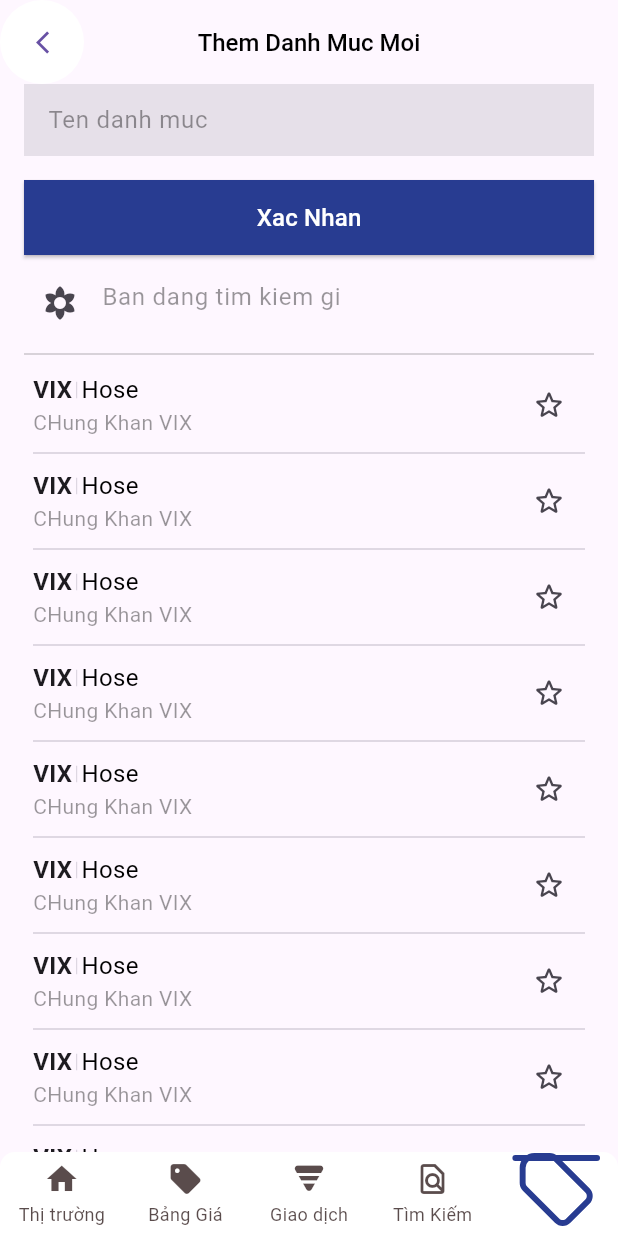
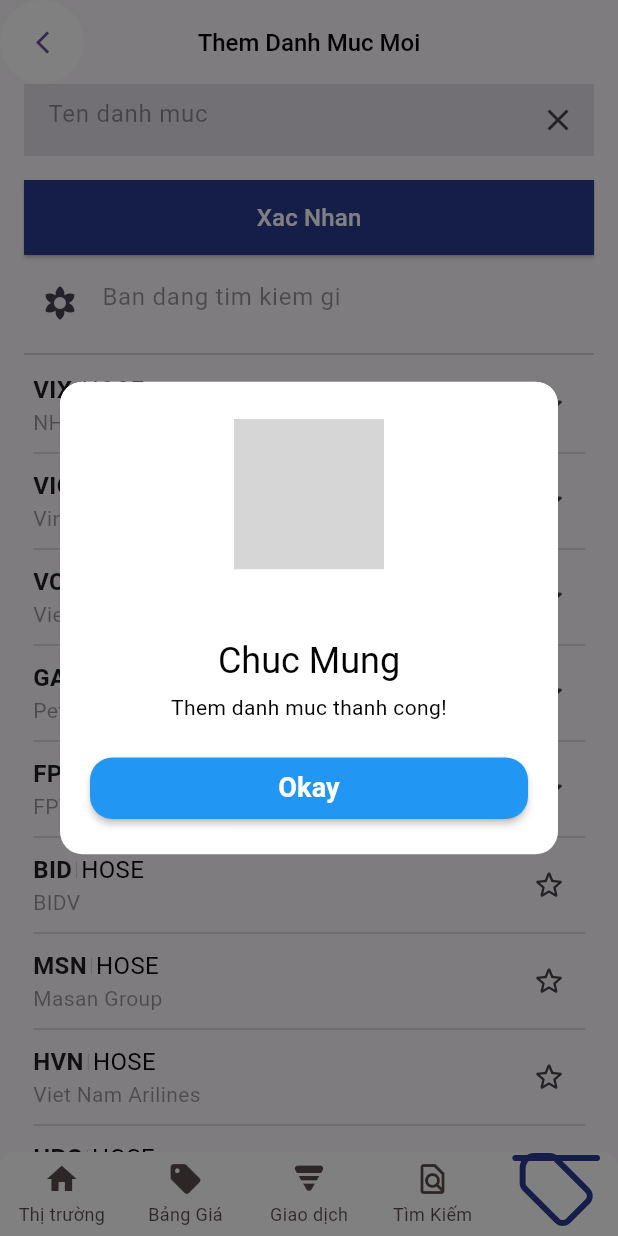
Before and after one commit to ShinKanShen/Flutter_Mobile, a Flutter app: the screen it shows after launch, item 5 of the bottom bar chosen, after a tap on "Xac Nhan", on a phone screen of 412 x 824 dp. Run offline on Flutter 3.47's test engine with Material 3 defaults, Android fonts, the phone set to English and light mode, and no system bars; drawn by our look-alikes of persistent_bottom_nav_bar; our stand-ins replace flutter_svg, quickalert; grey boxes are pictures that could not be loaded.

Commit message:
update tinh nang them

```diff
--- a/lib/data/danhmuc_data.dart
+++ b/lib/data/danhmuc_data.dart
@@ -1,4 +1,4 @@
-final danhmucs =[
+var danhmucs =[
   {
     'id': '0',
     'name': 'Xem Nhanh 1'
--- a/lib/themdanhmuc/themdanhmuclist.dart
+++ b/lib/themdanhmuc/themdanhmuclist.dart
@@ -1,7 +1,15 @@
 import 'package:flutter/material.dart';
 
 class ThemDanhMucList extends StatelessWidget {
-  const ThemDanhMucList({super.key});
+  final String tencp;
+  final String tenCongty;
+  final String tenSan;
+
+  const ThemDanhMucList({
+    required this.tenCongty,
+    required this.tencp,
+    required this.tenSan,
+    super.key});
 
   @override
   Widget build(BuildContext context) {
@@ -13,30 +21,33 @@ class ThemDanhMucList extends StatelessWidget {
             mainAxisAlignment: MainAxisAlignment.spaceBetween,
 
             children: [
-              const Column(
+               Column(
                 crossAxisAlignment: CrossAxisAlignment.start,
                 children:[
                   IntrinsicHeight(
                     child: Row(children: [
-                       Text("VIX", style: TextStyle(
+                       Text(tencp.toString().toUpperCase(),
+                       style: const TextStyle(
                         fontSize: 16, fontWeight: FontWeight.bold
                       ),
 
                       ),
-                      VerticalDivider(
+                      const VerticalDivider(
                         width: 6,
                         thickness: 0.5,
                         indent: 6,
                         endIndent: 6,
                       ),
-                      Text("Hose", style: TextStyle(
+                      Text(tenSan.toUpperCase(),
+                       style: const TextStyle(
                         fontSize: 16, fontWeight: FontWeight.w400,
                         color: Colors.black,
                       ),)
                     ],),
                   ),
 
-                  Text("CHung Khan VIX", style: TextStyle(
+                  Text(tenCongty,
+                  style: const  TextStyle(
                     color: Color.fromRGBO(0, 0, 0, 0.4),
                   ),)
 
--- a/lib/themdanhmuc/themdanhmucscreen.dart
+++ b/lib/themdanhmuc/themdanhmucscreen.dart
@@ -1,6 +1,11 @@
+
+
 import 'package:app_chungkhoan_thuctap/chungkhoanscreen.dart';
+import 'package:app_chungkhoan_thuctap/data/cophieu.dart';
+import 'package:app_chungkhoan_thuctap/data/danhmuc_data.dart';
 import 'package:app_chungkhoan_thuctap/themdanhmuc/themdanhmuclist.dart';
 import 'package:flutter/material.dart';
+import 'package:quickalert/quickalert.dart';
 
 class  ThemDanhMuc extends StatefulWidget {
   const ThemDanhMuc ({super.key});
@@ -10,6 +15,20 @@ class  ThemDanhMuc extends StatefulWidget {
 
 }
 class _ThemDanhMuc extends State<ThemDanhMuc>{
+  final TextEditingController _textEditingController = TextEditingController();
+
+
+// show alert
+  void showAlert(QuickAlertType type, String title, String text){
+    QuickAlert.show(
+      context: context,
+      type: type,
+      title: title,
+      text: text
+      );
+
+  }
+
   @override
     Widget build(BuildContext context) {
     return
@@ -42,7 +61,12 @@ class _ThemDanhMuc extends State<ThemDanhMuc>{
           child: Column(
             children:  [
                TextField(
+                controller: _textEditingController,
                 decoration: InputDecoration(
+                  suffixIcon: IconButton(onPressed: (){
+                    _textEditingController.clear();
+                  }
+                  , icon: const  Icon(Icons.clear)),
                   filled: true,
                   enabledBorder: InputBorder.none,
                   hintText: "Ten danh muc",
@@ -63,7 +87,29 @@ class _ThemDanhMuc extends State<ThemDanhMuc>{
                 height: 16,
               ),
               ElevatedButton(
-                onPressed: (){},
+                onPressed: (){
+
+                  if((danhmucs.where((element) => element['name']==_textEditingController.text)).isNotEmpty){
+                      showAlert(QuickAlertType.error,'Thong bao', 'Ten danh muc da ton tai');
+                  }else{
+                      setState(() {
+                      danhmucs.add(
+                        {
+                          'id':danhmucs.length.toString(),
+                          'name': _textEditingController.text.toString()
+                        }
+                      );
+                       _textEditingController.clear();
+
+                    });
+
+                    showAlert(QuickAlertType.success, "Chuc Mung ", "Them danh muc thanh cong!");
+
+                  }
+
+
+
+                },
                 style: ElevatedButton.styleFrom(
 
                   minimumSize:const  Size.fromHeight(50),
@@ -99,12 +145,16 @@ class _ThemDanhMuc extends State<ThemDanhMuc>{
                     color: Colors.black,
                   ),
                 Expanded(child: ListView.builder(
-                  itemCount: 15,
-                  itemBuilder:(context, index)=>const  ThemDanhMucList() ))
+                  itemCount: coPhieus.length,
+                  itemBuilder:(context, index){
+                    final themcp = coPhieus[index];
+                    return ThemDanhMucList(
+                        tenCongty: themcp['name'] as String,
+                        tencp: themcp['type'] as String ,
+                        tenSan: themcp['san'] as String,
 
-
-
-
+                    ) ;
+                  }))
 
             ],
           ),
--- a/pubspec.yaml
+++ b/pubspec.yaml
@@ -40,6 +40,8 @@ dependencies:
   persistent_bottom_nav_bar: ^5.0.2
 
   flutter_svg: ^2.0.7
+
+  quickalert: ^1.0.2
 
 dev_dependencies:
   flutter_test:
```
Also changed, not shown: lib/chungkhoanscreen.dart (+5 -2 lines), pubspec.lock.
